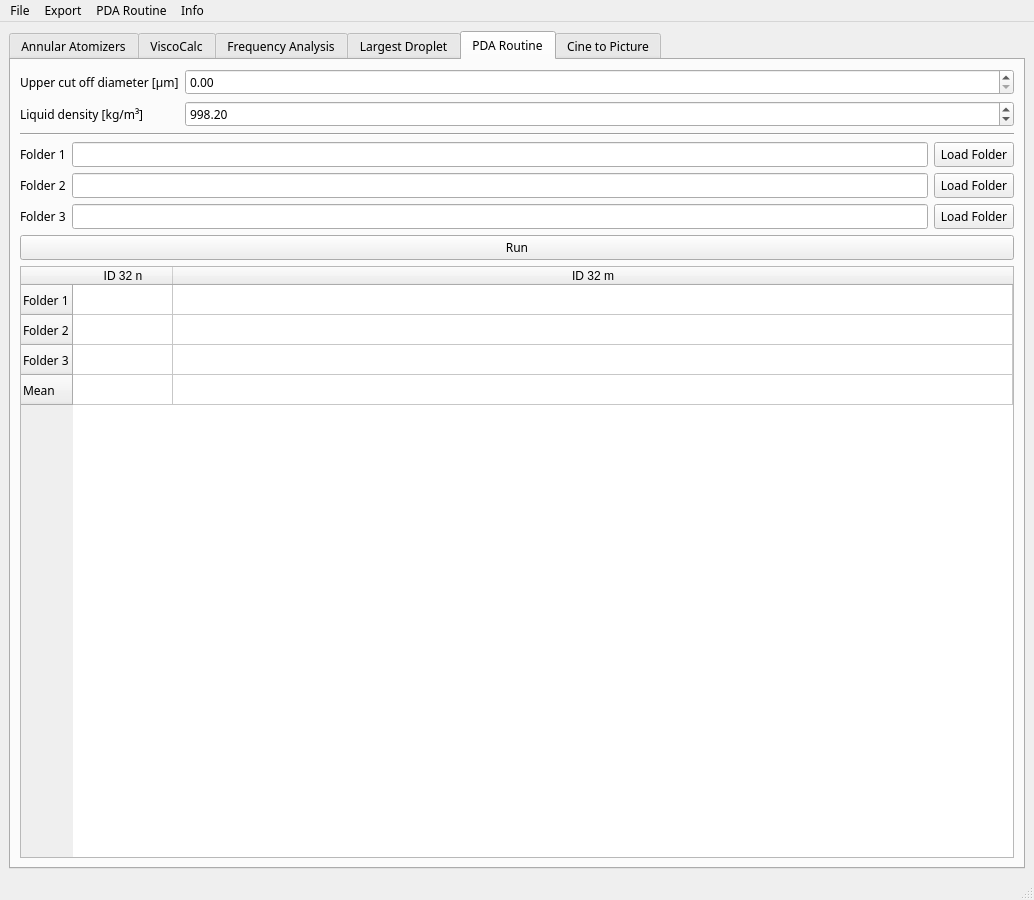
Old version of the form GUI/mainWindow.ui in the repository realize-1337/Atomizer-Toolbox.
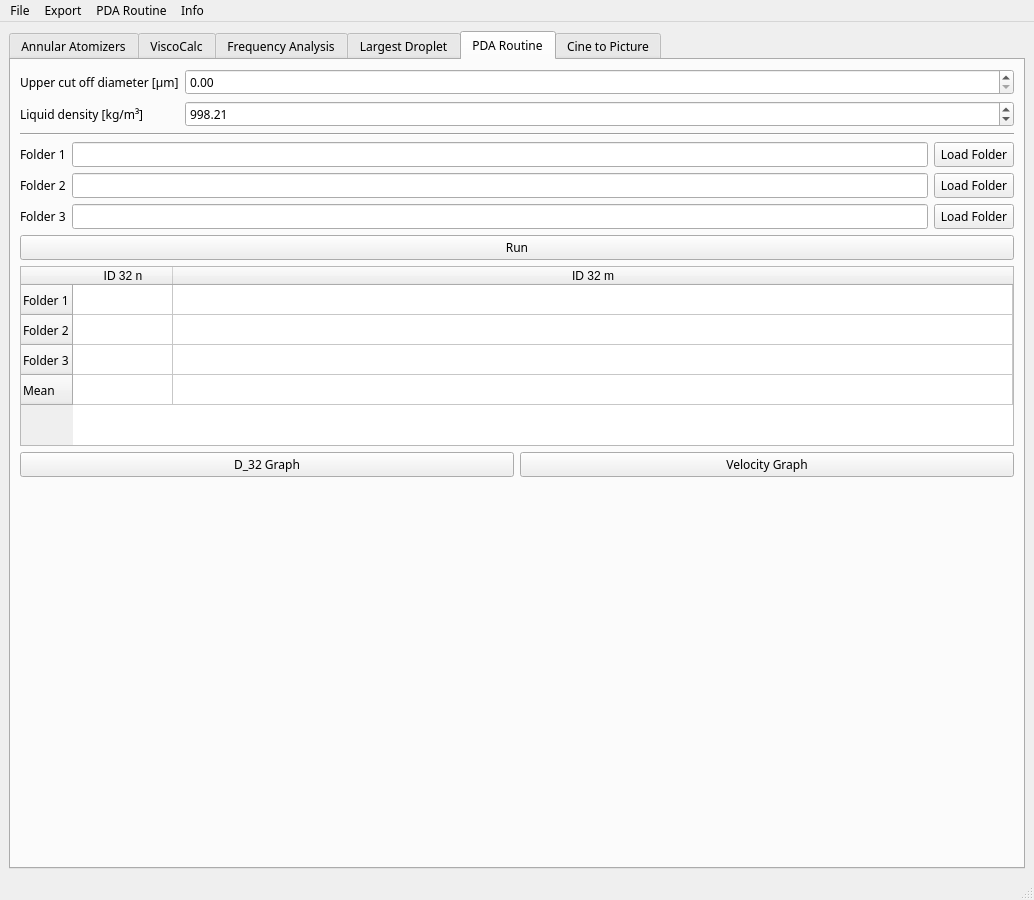
New version of the form. The open tabs and pages were chosen to show the change.

Commit message: WIP PDA Graphs

Diff of the .ui file:
```diff
--- a/GUI/mainWindow.ui
+++ b/GUI/mainWindow.ui
@@ -1857,7 +1857,7 @@
                  <double>999999.000000000000000</double>
                 </property>
                 <property name="value">
-                 <double>998.200000000000045</double>
+                 <double>998.210000000000036</double>
                 </property>
                </widget>
               </item>
@@ -1946,6 +1946,21 @@
         </item>
         <item row="5" column="0" colspan="2">
          <widget class="QTableWidget" name="PDA_table">
+          <property name="sizePolicy">
+           <sizepolicy hsizetype="Expanding" vsizetype="Fixed">
+            <horstretch>0</horstretch>
+            <verstretch>0</verstretch>
+           </sizepolicy>
+          </property>
+          <property name="maximumSize">
+           <size>
+            <width>16777215</width>
+            <height>180</height>
+           </size>
+          </property>
+          <attribute name="horizontalHeaderMinimumSectionSize">
+           <number>80</number>
+          </attribute>
           <attribute name="horizontalHeaderStretchLastSection">
            <bool>true</bool>
           </attribute>
@@ -1981,6 +1996,24 @@
           </column>
          </widget>
         </item>
+        <item row="6" column="0" colspan="2">
+         <layout class="QHBoxLayout" name="horizontalLayout_10">
+          <item>
+           <widget class="QPushButton" name="PDA_D32">
+            <property name="text">
+             <string>D_32 Graph</string>
+            </property>
+           </widget>
+          </item>
+          <item>
+           <widget class="QPushButton" name="PDA_vel">
+            <property name="text">
+             <string>Velocity Graph</string>
+            </property>
+           </widget>
+          </item>
+         </layout>
+        </item>
        </layout>
       </widget>
       <widget class="QWidget" name="tab_4">
```
Left out of the diff: 4 changed lines with no effect on the pictures. The commit also changes 3 other files.
